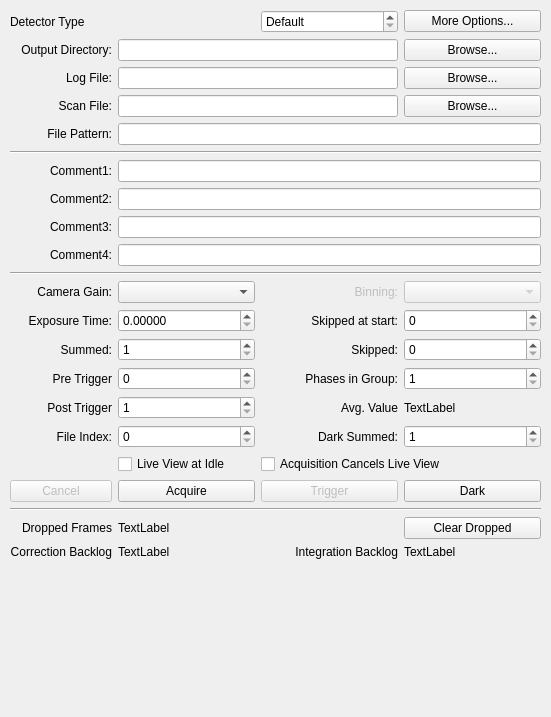
The window that source/qxrdacquisitiondialog.ui (guyjennings/qxrd) describes before a commit, drawn with Qt 5.
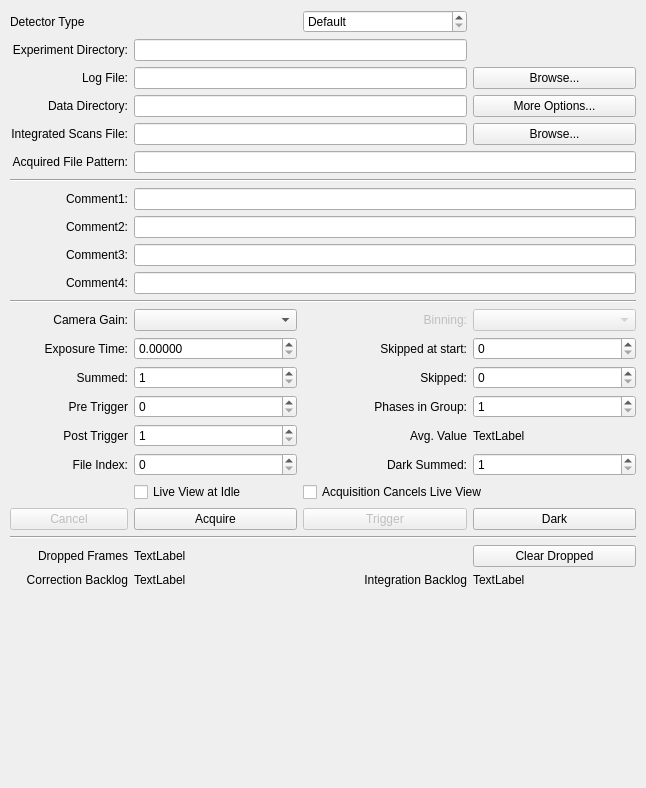
The same window after the commit. Icons and pictures are not drawn. Custom widgets are drawn as their Qt base class.

Commit message: Rationalise the file path variables Remove some confusing file menu commands Remove some confusing welcome window options

```diff
--- a/source/qxrdacquisitiondialog.ui
+++ b/source/qxrdacquisitiondialog.ui
@@ -6,8 +6,8 @@
    <rect>
     <x>0</x>
     <y>0</y>
-    <width>551</width>
-    <height>717</height>
+    <width>646</width>
+    <height>788</height>
    </rect>
   </property>
   <property name="windowTitle">
@@ -25,7 +25,167 @@
       </property>
       <widget class="QWidget" name="m_DetectorPage">
        <layout class="QGridLayout" name="gridLayout_2">
-        <item row="11" column="0">
+        <item row="22" column="0">
+         <widget class="QLabel" name="label_23">
+          <property name="text">
+           <string>Dropped Frames</string>
+          </property>
+          <property name="alignment">
+           <set>Qt::AlignRight|Qt::AlignTrailing|Qt::AlignVCenter</set>
+          </property>
+         </widget>
+        </item>
+        <item row="22" column="1">
+         <widget class="QLabel" name="m_DroppedFrames">
+          <property name="toolTip">
+           <string>Count of dropped frames</string>
+          </property>
+          <property name="text">
+           <string>TextLabel</string>
+          </property>
+         </widget>
+        </item>
+        <item row="22" column="3">
+         <widget class="QPushButton" name="m_ClearDroppedButton">
+          <property name="enabled">
+           <bool>true</bool>
+          </property>
+          <property name="sizePolicy">
+           <sizepolicy hsizetype="Preferred" vsizetype="Fixed">
+            <horstretch>1</horstretch>
+            <verstretch>0</verstretch>
+           </sizepolicy>
+          </property>
+          <property name="toolTip">
+           <string>Clear dropped frames counter</string>
+          </property>
+          <property name="text">
+           <string>Clear Dropped</string>
+          </property>
+         </widget>
+        </item>
+        <item row="24" column="0" colspan="4">
+         <spacer name="verticalSpacer">
+          <property name="orientation">
+           <enum>Qt::Vertical</enum>
+          </property>
+          <property name="sizeHint" stdset="0">
+           <size>
+            <width>88</width>
+            <height>147</height>
+           </size>
+          </property>
+         </spacer>
+        </item>
+        <item row="23" column="0">
+         <widget class="QLabel" name="label_25">
+          <property name="text">
+           <string>Correction Backlog</string>
+          </property>
+          <property name="alignment">
+           <set>Qt::AlignRight|Qt::AlignTrailing|Qt::AlignVCenter</set>
+          </property>
+         </widget>
+        </item>
+        <item row="23" column="1">
+         <widget class="QLabel" name="m_CorrectionBacklog">
+          <property name="toolTip">
+           <string>Number of frames still to be corrected</string>
+          </property>
+          <property name="text">
+           <string>TextLabel</string>
+          </property>
+         </widget>
+        </item>
+        <item row="23" column="2">
+         <widget class="QLabel" name="label_26">
+          <property name="text">
+           <string>Integration Backlog</string>
+          </property>
+          <property name="alignment">
+           <set>Qt::AlignRight|Qt::AlignTrailing|Qt::AlignVCenter</set>
+          </property>
+         </widget>
+        </item>
+        <item row="23" column="3">
+         <widget class="QLabel" name="m_IntegrationBacklog">
+          <property name="toolTip">
+           <string>Number of frames still to be integrated</string>
+          </property>
+          <property name="text">
+           <string>TextLabel</string>
+          </property>
+         </widget>
+        </item>
+        <item row="5" column="0">
+         <widget class="QLabel" name="label_27">
+          <property name="text">
+           <string>Integrated Scans File:</string>
+          </property>
+          <property name="alignment">
+           <set>Qt::AlignRight|Qt::AlignTrailing|Qt::AlignVCenter</set>
+          </property>
+         </widget>
+        </item>
+        <item row="5" column="1" colspan="2">
+         <widget class="QLineEdit" name="m_ScanFileName">
+          <property name="sizePolicy">
+           <sizepolicy hsizetype="Preferred" vsizetype="Fixed">
+            <horstretch>1</horstretch>
+            <verstretch>0</verstretch>
+           </sizepolicy>
+          </property>
+          <property name="toolTip">
+           <string>Name of integrated scans file
+(relative to data directory)</string>
+          </property>
+          <property name="readOnly">
+           <bool>true</bool>
+          </property>
+         </widget>
+        </item>
+        <item row="5" column="3">
+         <widget class="QPushButton" name="m_BrowseScanFileButton">
+          <property name="toolTip">
+           <string>Select New Scan File...</string>
+          </property>
+          <property name="text">
+           <string>Browse...</string>
+          </property>
+         </widget>
+        </item>
+        <item row="19" column="1">
+         <widget class="QCheckBox" name="m_LiveViewAtIdle">
+          <property name="text">
+           <string>Live View at Idle</string>
+          </property>
+         </widget>
+        </item>
+        <item row="19" column="2" colspan="2">
+         <widget class="QCheckBox" name="m_AcquisitionCancelsLiveView">
+          <property name="text">
+           <string>Acquisition Cancels Live View</string>
+          </property>
+         </widget>
+        </item>
+        <item row="0" column="2">
+         <widget class="QSpinBox" name="m_DetectorNumber">
+          <property name="specialValueText">
+           <string>Default</string>
+          </property>
+          <property name="prefix">
+           <string>Number</string>
+          </property>
+         </widget>
+        </item>
+        <item row="0" column="0" colspan="2">
+         <widget class="QLabel" name="m_DetectorTypeNameLabel">
+          <property name="text">
+           <string>Detector Type</string>
+          </property>
+         </widget>
+        </item>
+        <item row="13" column="0">
          <widget class="QLabel" name="label_20">
           <property name="text">
            <string>Camera Gain:</string>
@@ -35,7 +195,7 @@
           </property>
          </widget>
         </item>
-        <item row="9" column="1" colspan="3">
+        <item row="11" column="1" colspan="3">
          <widget class="QLineEdit" name="m_UserComment4">
           <property name="sizePolicy">
            <sizepolicy hsizetype="Preferred" vsizetype="Fixed">
@@ -50,47 +210,17 @@
           </property>
          </widget>
         </item>
-        <item row="0" column="3">
-         <widget class="QPushButton" name="m_AcquireOptionsButton">
-          <property name="toolTip">
-           <string>More Options...</string>
-          </property>
-          <property name="text">
-           <string>More Options...</string>
-          </property>
-         </widget>
-        </item>
-        <item row="1" column="0">
-         <widget class="QLabel" name="label_6">
-          <property name="text">
-           <string>Output Directory:</string>
-          </property>
-          <property name="alignment">
-           <set>Qt::AlignRight|Qt::AlignTrailing|Qt::AlignVCenter</set>
-          </property>
-         </widget>
-        </item>
-        <item row="2" column="0">
-         <widget class="QLabel" name="label_22">
-          <property name="text">
-           <string>Log File:</string>
-          </property>
-          <property name="alignment">
-           <set>Qt::AlignRight|Qt::AlignTrailing|Qt::AlignVCenter</set>
-          </property>
-         </widget>
-        </item>
-        <item row="4" column="0">
+        <item row="6" column="0">
          <widget class="QLabel" name="label_4">
           <property name="text">
-           <string>File Pattern:</string>
+           <string> Acquired File Pattern:</string>
           </property>
           <property name="alignment">
            <set>Qt::AlignRight|Qt::AlignTrailing|Qt::AlignVCenter</set>
           </property>
          </widget>
         </item>
-        <item row="4" column="1" colspan="3">
+        <item row="6" column="1" colspan="3">
          <widget class="QLineEdit" name="m_FilePattern">
           <property name="sizePolicy">
            <sizepolicy hsizetype="Preferred" vsizetype="Fixed">
@@ -108,14 +238,14 @@
           </property>
          </widget>
         </item>
-        <item row="5" column="0" colspan="4">
+        <item row="7" column="0" colspan="4">
          <widget class="Line" name="line">
           <property name="orientation">
            <enum>Qt::Horizontal</enum>
           </property>
          </widget>
         </item>
-        <item row="6" column="0">
+        <item row="8" column="0">
          <widget class="QLabel" name="label_8">
           <property name="text">
            <string>Comment1:</string>
@@ -125,7 +255,7 @@
           </property>
          </widget>
         </item>
-        <item row="6" column="1" colspan="3">
+        <item row="8" column="1" colspan="3">
          <widget class="QLineEdit" name="m_UserComment1">
           <property name="sizePolicy">
            <sizepolicy hsizetype="Preferred" vsizetype="Fixed">
@@ -140,7 +270,7 @@
           </property>
          </widget>
         </item>
-        <item row="7" column="0">
+        <item row="9" column="0">
          <widget class="QLabel" name="label_12">
           <property name="text">
            <string>Comment2:</string>
@@ -150,7 +280,7 @@
           </property>
          </widget>
         </item>
-        <item row="7" column="1" colspan="3">
+        <item row="9" column="1" colspan="3">
          <widget class="QLineEdit" name="m_UserComment2">
           <property name="sizePolicy">
            <sizepolicy hsizetype="Preferred" vsizetype="Fixed">
@@ -165,7 +295,7 @@
           </property>
          </widget>
         </item>
-        <item row="8" column="0">
+        <item row="10" column="0">
          <widget class="QLabel" name="label_14">
           <property name="text">
            <string>Comment3:</string>
@@ -175,7 +305,7 @@
           </property>
          </widget>
         </item>
-        <item row="8" column="1" colspan="3">
+        <item row="10" column="1" colspan="3">
          <widget class="QLineEdit" name="m_UserComment3">
           <property name="sizePolicy">
            <sizepolicy hsizetype="Preferred" vsizetype="Fixed">
@@ -190,7 +320,7 @@
           </property>
          </widget>
         </item>
-        <item row="9" column="0">
+        <item row="11" column="0">
          <widget class="QLabel" name="label_15">
           <property name="text">
            <string>Comment4:</string>
@@ -200,14 +330,14 @@
           </property>
          </widget>
         </item>
-        <item row="10" column="0" colspan="4">
+        <item row="12" column="0" colspan="4">
          <widget class="Line" name="line_2">
           <property name="orientation">
            <enum>Qt::Horizontal</enum>
           </property>
          </widget>
         </item>
-        <item row="16" column="0">
+        <item row="18" column="0">
          <widget class="QLabel" name="label_5">
           <property name="text">
            <string>File Index:</string>
@@ -217,7 +347,7 @@
           </property>
          </widget>
         </item>
-        <item row="11" column="1">
+        <item row="13" column="1">
          <widget class="QComboBox" name="m_CameraGain">
           <property name="sizePolicy">
            <sizepolicy hsizetype="Preferred" vsizetype="Fixed">
@@ -231,7 +361,7 @@
           </property>
          </widget>
         </item>
-        <item row="11" column="2">
+        <item row="13" column="2">
          <widget class="QLabel" name="label_21">
           <property name="enabled">
            <bool>false</bool>
@@ -244,7 +374,7 @@
           </property>
          </widget>
         </item>
-        <item row="11" column="3">
+        <item row="13" column="3">
          <widget class="QComboBox" name="m_BinningMode">
           <property name="enabled">
            <bool>false</bool>
@@ -261,7 +391,7 @@
           </property>
          </widget>
         </item>
-        <item row="12" column="0">
+        <item row="14" column="0">
          <widget class="QLabel" name="label">
           <property name="text">
            <string>Exposure Time:</string>
@@ -271,7 +401,7 @@
           </property>
          </widget>
         </item>
-        <item row="12" column="1">
+        <item row="14" column="1">
          <widget class="QxrdExposureTimeSpinner" name="m_ExposureTime">
           <property name="sizePolicy">
            <sizepolicy hsizetype="Preferred" vsizetype="Fixed">
@@ -298,7 +428,7 @@
           </property>
          </widget>
         </item>
-        <item row="12" column="2">
+        <item row="14" column="2">
          <widget class="QLabel" name="label_24">
           <property name="text">
            <string>Skipped at start:</string>
@@ -308,7 +438,7 @@
           </property>
          </widget>
         </item>
-        <item row="12" column="3">
+        <item row="14" column="3">
          <widget class="QSpinBox" name="m_SkippedExposuresAtStart">
           <property name="sizePolicy">
            <sizepolicy hsizetype="Preferred" vsizetype="Fixed">
@@ -334,7 +464,7 @@
           </property>
          </widget>
         </item>
-        <item row="13" column="0">
+        <item row="15" column="0">
          <widget class="QLabel" name="label_2">
           <property name="text">
            <string>Summed:</string>
@@ -344,7 +474,7 @@
           </property>
          </widget>
         </item>
-        <item row="13" column="1">
+        <item row="15" column="1">
          <widget class="QSpinBox" name="m_SummedExposures">
           <property name="sizePolicy">
            <sizepolicy hsizetype="Preferred" vsizetype="Fixed">
@@ -368,7 +498,7 @@
           </property>
          </widget>
         </item>
-        <item row="13" column="2">
+        <item row="15" column="2">
          <widget class="QLabel" name="label_13">
           <property name="text">
            <string>Skipped:</string>
@@ -378,7 +508,7 @@
           </property>
          </widget>
         </item>
-        <item row="13" column="3">
+        <item row="15" column="3">
          <widget class="QSpinBox" name="m_SkippedExposures">
           <property name="sizePolicy">
            <sizepolicy hsizetype="Preferred" vsizetype="Fixed">
@@ -405,7 +535,7 @@
           </property>
          </widget>
         </item>
-        <item row="14" column="0">
+        <item row="16" column="0">
          <widget class="QLabel" name="label_11">
           <property name="text">
            <string>Pre Trigger</string>
@@ -415,7 +545,7 @@
           </property>
          </widget>
         </item>
-        <item row="14" column="1">
+        <item row="16" column="1">
          <widget class="QSpinBox" name="m_PreTriggerFiles">
           <property name="sizePolicy">
            <sizepolicy hsizetype="Preferred" vsizetype="Fixed">
@@ -446,7 +576,7 @@
           </property>
          </widget>
         </item>
-        <item row="14" column="2">
+        <item row="16" column="2">
          <widget class="QLabel" name="label_3">
           <property name="text">
            <string>Phases in Group:</string>
@@ -456,7 +586,7 @@
           </property>
          </widget>
         </item>
-        <item row="14" column="3">
+        <item row="16" column="3">
          <widget class="QSpinBox" name="m_PhasesInGroup">
           <property name="sizePolicy">
            <sizepolicy hsizetype="Preferred" vsizetype="Fixed">
@@ -487,7 +617,7 @@
           </property>
          </widget>
         </item>
-        <item row="15" column="0">
+        <item row="17" column="0">
          <widget class="QLabel" name="label_9">
           <property name="text">
            <string>Post Trigger</string>
@@ -497,7 +627,7 @@
           </property>
          </widget>
         </item>
-        <item row="15" column="1">
+        <item row="17" column="1">
          <widget class="QSpinBox" name="m_PostTriggerFiles">
           <property name="sizePolicy">
            <sizepolicy hsizetype="Preferred" vsizetype="Fixed">
@@ -528,7 +658,7 @@
           </property>
          </widget>
         </item>
-        <item row="15" column="2">
+        <item row="17" column="2">
          <widget class="QLabel" name="label_10">
           <property name="text">
            <string>Avg. Value</string>
@@ -538,7 +668,7 @@
           </property>
          </widget>
         </item>
-        <item row="15" column="3">
+        <item row="17" column="3">
          <widget class="QLabel" name="m_AverageDisplay">
           <property name="toolTip">
            <string>Average value of acquired frames</string>
@@ -548,7 +678,7 @@
           </property>
          </widget>
         </item>
-        <item row="16" column="1">
+        <item row="18" column="1">
          <widget class="QSpinBox" name="m_FileIndex">
           <property name="sizePolicy">
            <sizepolicy hsizetype="Preferred" vsizetype="Fixed">
@@ -569,7 +699,7 @@
           </property>
          </widget>
         </item>
-        <item row="16" column="2">
+        <item row="18" column="2">
          <widget class="QLabel" name="label_7">
           <property name="text">
            <string>Dark Summed:</string>
@@ -579,7 +709,7 @@
           </property>
          </widget>
         </item>
-        <item row="16" column="3">
+        <item row="18" column="3">
          <widget class="QSpinBox" name="m_DarkSummedExposures">
           <property name="sizePolicy">
            <sizepolicy hsizetype="Preferred" vsizetype="Fixed">
@@ -603,7 +733,7 @@
           </property>
          </widget>
         </item>
-        <item row="18" column="0">
+        <item row="20" column="0">
          <widget class="QPushButton" name="m_CancelButton">
           <property name="enabled">
            <bool>false</bool>
@@ -617,7 +747,7 @@
           </property>
          </widget>
         </item>
-        <item row="18" column="1">
+        <item row="20" column="1">
          <widget class="QPushButton" name="m_AcquireButton">
           <property name="enabled">
            <bool>true</bool>
@@ -643,7 +773,7 @@
           </property>
          </widget>
         </item>
-        <item row="18" column="2">
+        <item row="20" column="2">
          <widget class="QPushButton" name="m_TriggerButton">
           <property name="enabled">
            <bool>false</bool>
@@ -663,7 +793,7 @@
           </property>
          </widget>
         </item>
-        <item row="18" column="3">
+        <item row="20" column="3">
          <widget class="QPushButton" name="m_DarkAcquireButton">
           <property name="enabled">
            <bool>true</bool>
@@ -683,38 +813,37 @@
           </property>
          </widget>
         </item>
-        <item row="19" column="0" colspan="4">
+        <item row="21" column="0" colspan="4">
          <widget class="Line" name="line_3">
           <property name="orientation">
            <enum>Qt::Horizontal</enum>
           </property>
          </widget>
         </item>
-        <item row="20" column="0">
-         <widget class="QLabel" name="label_23">
+        <item row="3" column="3">
+         <widget class="QPushButton" name="m_AcquireOptionsButton">
+          <property name="toolTip">
+           <string>Acquisition options, such as
+Location(s) where data files are saved
+</string>
+          </property>
           <property name="text">
-           <string>Dropped Frames</string>
+           <string>More Options...</string>
+          </property>
+         </widget>
+        </item>
+        <item row="1" column="0">
+         <widget class="QLabel" name="label_6">
+          <property name="text">
+           <string>Experiment Directory:</string>
           </property>
           <property name="alignment">
            <set>Qt::AlignRight|Qt::AlignTrailing|Qt::AlignVCenter</set>
           </property>
          </widget>
         </item>
-        <item row="20" column="1">
-         <widget class="QLabel" name="m_DroppedFrames">
-          <property name="toolTip">
-           <string>Count of dropped frames</string>
-          </property>
-          <property name="text">
-           <string>TextLabel</string>
-          </property>
-         </widget>
-        </item>
-        <item row="20" column="3">
-         <widget class="QPushButton" name="m_ClearDroppedButton">
-          <property name="enabled">
-           <bool>true</bool>
-          </property>
+        <item row="3" column="1" colspan="2">
+         <widget class="QLineEdit" name="m_DataDirectory">
           <property name="sizePolicy">
            <sizepolicy hsizetype="Preferred" vsizetype="Fixed">
             <horstretch>1</horstretch>
@@ -724,71 +853,8 @@
           <property name="toolTip">
            <string>Clear dropped frames counter</string>
           </property>
-          <property name="text">
-           <string>Clear Dropped</string>
-          </property>
-         </widget>
-        </item>
-        <item row="22" column="0" colspan="4">
-         <spacer name="verticalSpacer">
-          <property name="orientation">
-           <enum>Qt::Vertical</enum>
-          </property>
-          <property name="sizeHint" stdset="0">
-           <size>
-            <width>88</width>
-            <height>147</height>
-           </size>
-          </property>
-         </spacer>
-        </item>
-        <item row="21" column="0">
-         <widget class="QLabel" name="label_25">
-          <property name="text">
-           <string>Correction Backlog</string>
-          </property>
-          <property name="alignment">
-           <set>Qt::AlignRight|Qt::AlignTrailing|Qt::AlignVCenter</set>
-          </property>
-         </widget>
-        </item>
-        <item row="21" column="1">
-         <widget class="QLabel" name="m_CorrectionBacklog">
-          <property name="toolTip">
-           <string>Number of frames still to be corrected</string>
-          </property>
-          <property name="text">
-           <string>TextLabel</string>
-          </property>
-         </widget>
-        </item>
-        <item row="21" column="2">
-         <widget class="QLabel" name="label_26">
-          <property name="text">
-           <string>Integration Backlog</string>
-          </property>
-          <property name="alignment">
-           <set>Qt::AlignRight|Qt::AlignTrailing|Qt::AlignVCenter</set>
-          </property>
-         </widget>
-        </item>
-        <item row="21" column="3">
-         <widget class="QLabel" name="m_IntegrationBacklog">
-          <property name="toolTip">
-           <string>Number of frames still to be integrated</string>
-          </property>
-          <property name="text">
-           <string>TextLabel</string>
-          </property>
-         </widget>
-        </item>
-        <item row="3" column="0">
-         <widget class="QLabel" name="label_27">
-          <property name="text">
-           <string>Scan File:</string>
-          </property>
-          <property name="alignment">
-           <set>Qt::AlignRight|Qt::AlignTrailing|Qt::AlignVCenter</set>
+          <property name="readOnly">
+           <bool>true</bool>
           </property>
          </widget>
         </item>
@@ -810,6 +876,26 @@
           </property>
          </widget>
         </item>
+        <item row="3" column="0">
+         <widget class="QLabel" name="label_16">
+          <property name="text">
+           <string>Data Directory:</string>
+          </property>
+          <property name="alignment">
+           <set>Qt::AlignRight|Qt::AlignTrailing|Qt::AlignVCenter</set>
+          </property>
+         </widget>
+        </item>
+        <item row="2" column="0">
+         <widget class="QLabel" name="label_22">
+          <property name="text">
+           <string>Log File:</string>
+          </property>
+          <property name="alignment">
+           <set>Qt::AlignRight|Qt::AlignTrailing|Qt::AlignVCenter</set>
+          </property>
+         </widget>
+        </item>
         <item row="2" column="1" colspan="2">
          <widget class="QLineEdit" name="m_LogFileName">
           <property name="sizePolicy">
@@ -827,33 +913,6 @@
           </property>
          </widget>
         </item>
-        <item row="3" column="1" colspan="2">
-         <widget class="QLineEdit" name="m_ScanFileName">
-          <property name="sizePolicy">
-           <sizepolicy hsizetype="Preferred" vsizetype="Fixed">
-            <horstretch>1</horstretch>
-            <verstretch>0</verstretch>
-           </sizepolicy>
-          </property>
-          <property name="toolTip">
-           <string>Name of log file in experiment directory
-Script Property: &quot;processor.logFileName&quot;</string>
-          </property>
-          <property name="readOnly">
-           <bool>true</bool>
-          </property>
-         </widget>
-        </item>
-        <item row="1" column="3">
-         <widget class="QPushButton" name="m_BrowseDirectoryButton">
-          <property name="toolTip">
-           <string>Select New Output Directory...</string>
-          </property>
-          <property name="text">
-           <string>Browse...</string>
-          </property>
-         </widget>
-        </item>
         <item row="2" column="3">
          <widget class="QPushButton" name="m_BrowseLogFileButton">
           <property name="toolTip">
@@ -864,47 +923,6 @@
           </property>
          </widget>
         </item>
-        <item row="3" column="3">
-         <widget class="QPushButton" name="m_BrowseScanFileButton">
-          <property name="toolTip">
-           <string>Select New Scan File...</string>
-          </property>
-          <property name="text">
-           <string>Browse...</string>
-          </property>
-         </widget>
-        </item>
-        <item row="17" column="1">
-         <widget class="QCheckBox" name="m_LiveViewAtIdle">
-          <property name="text">
-           <string>Live View at Idle</string>
-          </property>
-         </widget>
-        </item>
-        <item row="17" column="2" colspan="2">
-         <widget class="QCheckBox" name="m_AcquisitionCancelsLiveView">
-          <property name="text">
-           <string>Acquisition Cancels Live View</string>
-          </property>
-         </widget>
-        </item>
-        <item row="0" column="0" colspan="2">
-         <widget class="QLabel" name="m_DetectorTypeNameLabel">
-          <property name="text">
-           <string>Detector Type</string>
-          </property>
-         </widget>
-        </item>
-        <item row="0" column="2">
-         <widget class="QSpinBox" name="m_DetectorNumber">
-          <property name="specialValueText">
-           <string>Default</string>
-          </property>
-          <property name="prefix">
-           <string>Number</string>
-          </property>
-         </widget>
-        </item>
        </layout>
       </widget>
       <widget class="QWidget" name="m_WatcherPage"/>
```
Left out of the diff: 14 changed lines with no effect on the pictures. The commit also changes 10 other files.
